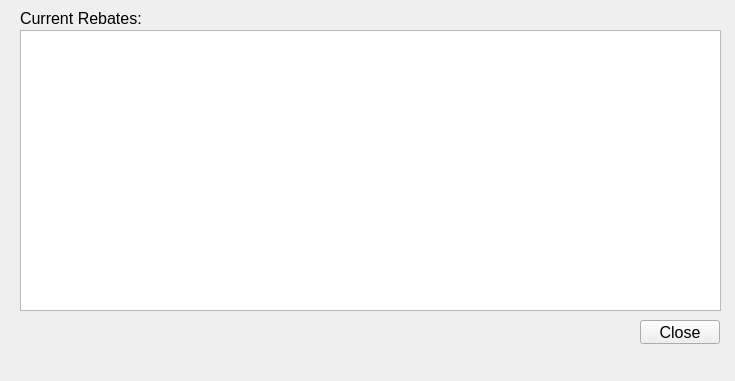
max9001/Bulk-Club-Project, file rebatewindow.ui: the form before one commit.
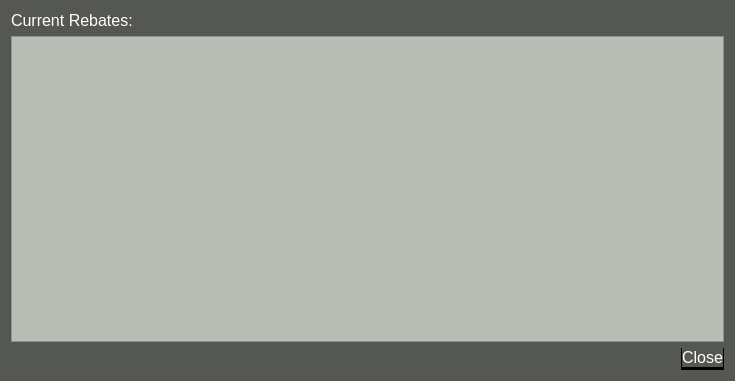
The form after the commit.

Diff of the .ui file:
```diff
--- a/rebatewindow.ui
+++ b/rebatewindow.ui
@@ -13,58 +13,236 @@
   <property name="windowTitle">
    <string>Member Rebates</string>
   </property>
-  <widget class="QPushButton" name="pushButton">
-   <property name="geometry">
-    <rect>
-     <x>640</x>
-     <y>320</y>
-     <width>80</width>
-     <height>24</height>
-    </rect>
-   </property>
-   <property name="font">
-    <font>
-     <pointsize>12</pointsize>
-    </font>
-   </property>
-   <property name="styleSheet">
-    <string notr="true"/>
-   </property>
-   <property name="text">
-    <string>Close</string>
-   </property>
-  </widget>
-  <widget class="QLabel" name="label">
-   <property name="geometry">
-    <rect>
-     <x>20</x>
-     <y>10</y>
-     <width>251</width>
-     <height>16</height>
-    </rect>
-   </property>
-   <property name="font">
-    <font>
-     <pointsize>12</pointsize>
-    </font>
-   </property>
-   <property name="text">
-    <string>Current Rebates:</string>
-   </property>
-  </widget>
-  <widget class="QTableView" name="tableView">
-   <property name="geometry">
-    <rect>
-     <x>20</x>
-     <y>30</y>
-     <width>701</width>
-     <height>281</height>
-    </rect>
-   </property>
-   <property name="sortingEnabled">
-    <bool>true</bool>
-   </property>
-  </widget>
+  <property name="styleSheet">
+   <string notr="true">QPushButton{
+	background-color: rgb(46, 52, 54);
+	border: none;
+	color: rgb(255, 255, 255);
+	border-left: 1px solid rgb(0, 0, 0);
+	border-right: 1px solid rgb(0, 0, 0);
+	border-bottom: 3px solid rgb(0, 0, 0);
+}
+
+QPushButton:hover{
+	background-color: rgb(59, 59, 59);
+	border: none;
+	color: rgb(255, 255, 255);
+	border-left: 1px solid rgb(29, 29, 29);
+	border-right: 1px solid rgb(29, 29, 29);
+	border-bottom: 3px solid rgb(29, 29, 29);
+}
+
+QPushButton:pressed{
+	background-color: rgb(46, 52, 54);
+	border: none;
+	color: rgb(255, 255, 255);
+	border-left: 1px solid rgb(0, 0, 0);
+	border-right: 1px solid rgb(0, 0, 0);
+	border-top: 3px solid rgb(0, 0, 0);
+}
+
+QDialog{
+	background-color: rgb(85, 87, 83);
+}
+
+QWidget{
+	background-color: rgb(85, 87, 83);
+}
+
+QMainWindow{
+	background-color: rgb(85, 87, 83);
+}
+
+QLabel{
+	color: rgb(255, 255, 255);
+	
+}
+
+QLineEdit{
+	border: 2px solid rgb(37, 39, 48);
+	border-radius: 10px;
+	color: #FFF;
+	background-color:rgb(34, 36, 44);
+}
+
+QLineEdit:hover{
+	border: 2px solid rgb(48, 50, 62);
+}
+
+QLineEdit:focus{
+	border: 2px solid rgb(85, 170, 255);
+	background-color:rgb(43, 45, 56);
+}
+
+
+/*--------------------------------------------------------------------------------------------*/
+
+ QScrollBar:vertical {
+	border: none;
+    background: rgb(45, 45, 68);
+    width: 14px;
+    margin: 15px 0 15px 0;
+	border-radius: 0px;
+ }
+
+/*  HANDLE BAR VERTICAL */
+QScrollBar::handle:vertical {	
+	background-color: rgb(80, 80, 122);
+	min-height: 30px;
+	border-radius: 7px;
+}
+QScrollBar::handle:vertical:hover{	
+	background-color: rgb(255, 0, 127);
+}
+QScrollBar::handle:vertical:pressed {	
+	background-color: rgb(185, 0, 92);
+}
+
+/* BTN TOP - SCROLLBAR */
+QScrollBar::sub-line:vertical {
+	border: none;
+	background-color: rgb(59, 59, 90);
+	height: 15px;
+	border-top-left-radius: 7px;
+	border-top-right-radius: 7px;
+	subcontrol-position: top;
+	subcontrol-origin: margin;
+}
+QScrollBar::sub-line:vertical:hover {	
+	background-color: rgb(255, 0, 127);
+}
+QScrollBar::sub-line:vertical:pressed {	
+	background-color: rgb(185, 0, 92);
+}
+
+/* BTN BOTTOM - SCROLLBAR */
+QScrollBar::add-line:vertical {
+	border: none;
+	background-color: rgb(59, 59, 90);
+	height: 15px;
+	border-bottom-left-radius: 7px;
+	border-bottom-right-radius: 7px;
+	subcontrol-position: bottom;
+	subcontrol-origin: margin;
+}
+QScrollBar::add-line:vertical:hover {	
+	background-color: rgb(255, 0, 127);
+}
+QScrollBar::add-line:vertical:pressed {	
+	background-color: rgb(185, 0, 92);
+}
+
+/* RESET ARROW */
+QScrollBar::up-arrow:vertical, QScrollBar::down-arrow:vertical {
+	background: none;
+}
+QScrollBar::add-page:vertical, QScrollBar::sub-page:vertical {
+	background: none;
+}
+
+
+QTableView{
+	background-color: rgb(186, 189, 182);
+}
+
+
+
+QScrollBar:horizontal {
+    border: none;
+    background: rgb(45, 45, 68);
+    width: 14px;
+    margin: 15px 0 15px 0;
+	border-radius: 0px;
+}
+QScrollBar::handle:horizontal {
+    background-color: rgb(80, 80, 122);
+	min-height: 30px;
+	border-radius: 7px;
+}
+QScrollBar::add-line:horizontal {
+    background-color: rgb(255, 0, 127);
+}
+
+QScrollBar::sub-line:horizontal {
+    background-color: rgb(185, 0, 92);
+}
+QScrollBar::up-arrow:horizontal, QScrollBar::down-arrow:horizontal
+{
+    background: none;
+}
+QScrollBar::add-page:horizontal, QScrollBar::sub-page:horizontal
+{
+    background: none;
+}
+
+</string>
+  </property>
+  <layout class="QVBoxLayout" name="verticalLayout_2">
+   <item>
+    <layout class="QVBoxLayout" name="verticalLayout">
+     <item>
+      <widget class="QLabel" name="label">
+       <property name="font">
+        <font>
+         <pointsize>12</pointsize>
+        </font>
+       </property>
+       <property name="text">
+        <string>Current Rebates:</string>
+       </property>
+      </widget>
+     </item>
+     <item>
+      <widget class="QTableView" name="tableView">
+       <property name="sortingEnabled">
+        <bool>true</bool>
+       </property>
+       <property name="wordWrap">
+        <bool>true</bool>
+       </property>
+       <attribute name="horizontalHeaderMinimumSectionSize">
+        <number>120</number>
+       </attribute>
+       <attribute name="horizontalHeaderDefaultSectionSize">
+        <number>900</number>
+       </attribute>
+      </widget>
+     </item>
+     <item>
+      <layout class="QHBoxLayout" name="horizontalLayout">
+       <item>
+        <spacer name="horizontalSpacer_3">
+         <property name="orientation">
+          <enum>Qt::Horizontal</enum>
+         </property>
+         <property name="sizeHint" stdset="0">
+          <size>
+           <width>40</width>
+           <height>20</height>
+          </size>
+         </property>
+        </spacer>
+       </item>
+       <item>
+        <widget class="QPushButton" name="pushButton">
+         <property name="font">
+          <font>
+           <pointsize>12</pointsize>
+          </font>
+         </property>
+         <property name="styleSheet">
+          <string notr="true"/>
+         </property>
+         <property name="text">
+          <string>Close</string>
+         </property>
+        </widget>
+       </item>
+      </layout>
+     </item>
+    </layout>
+   </item>
+  </layout>
  </widget>
  <resources/>
  <connections/>
```
